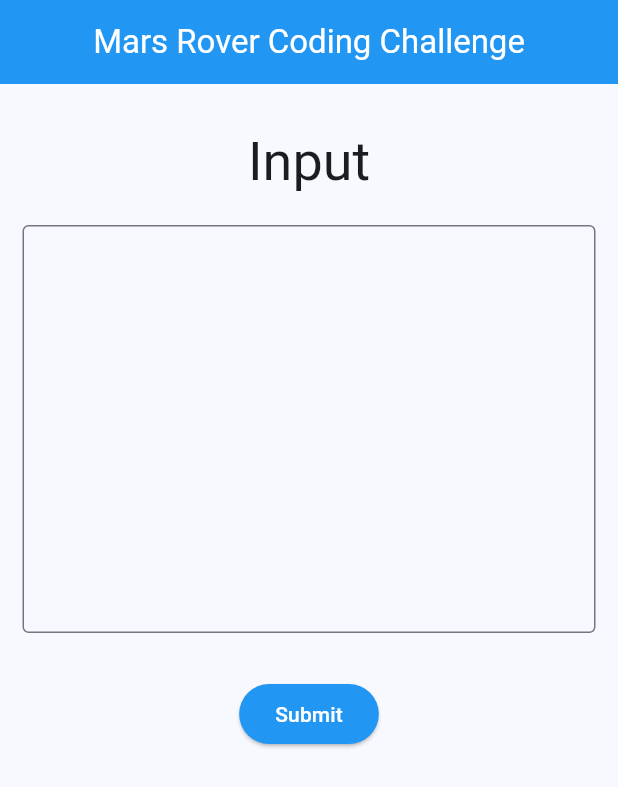
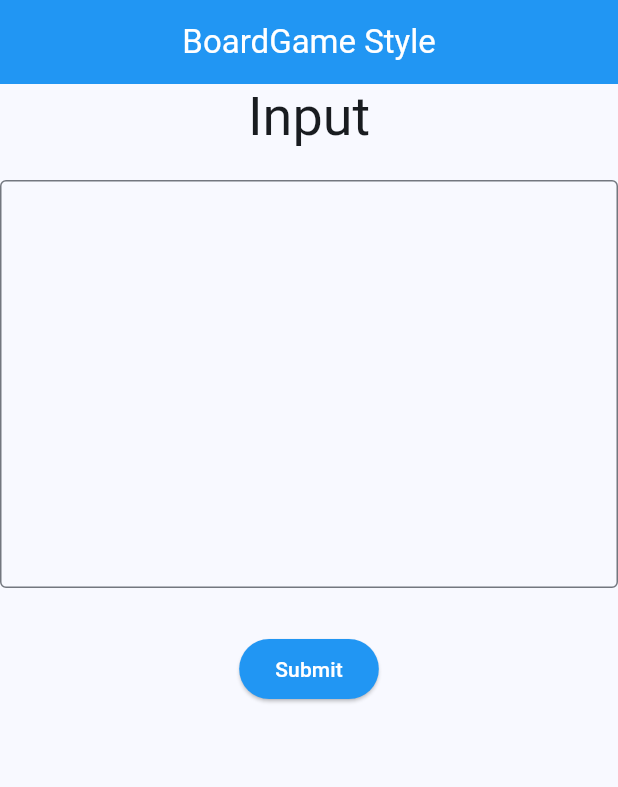
Before and after one commit to AndresMontaniv/MarsRoverCodingChallenge-Flutter, a Flutter app: the screen it shows after launch, on a phone screen of 412 x 824 dp. Shown: the top 787 px of the screen. Run offline on Flutter 3.47's test engine with Material 3 defaults, Android fonts, the light colour scheme and no system bars.

Commit message:
built custom input error

```diff
--- a/lib/main.dart
+++ b/lib/main.dart
@@ -1,5 +1,5 @@
 import 'package:flutter/material.dart';
-import './screens/home_screen.dart';
+import './screens/screens.dart';
 
 void main() {
   runApp(const MyApp());
@@ -19,9 +19,10 @@ class MyApp extends StatelessWidget {
         appBarTheme: const AppBarTheme(
           backgroundColor: Colors.blue,
           foregroundColor: Colors.white,
+          centerTitle: true,
         ),
       ),
-      home: const HomeScreen(),
+      home: const InputScreen(),
     );
   }
 }
--- a/lib/models/rover_exception.dart
+++ b/lib/models/rover_exception.dart
@@ -4,5 +4,17 @@ class RoverException implements Exception {
   RoverException(this.message);
 
   @override
-  String toString() => 'RoverException: $message';
+  String toString() => 'Error: $message.';
 }
+
+class RoverInputError extends RoverException {
+  final dynamic invalidValue;
+  final bool _hasValue;
+  RoverInputError(super.message, [this.invalidValue]) : _hasValue = invalidValue != null;
+
+  @override
+  String toString() {
+    final prefix = 'InputError: $message';
+    return _hasValue ? "$prefix\n'$invalidValue' is not valid." : prefix;
+  }
+}
--- /dev/null
+++ b/lib/screens/input_screen.dart
@@ -0,0 +1,107 @@
+import 'package:flutter/material.dart';
+
+class InputScreen extends StatefulWidget {
+  static const name = 'InputScreen';
+
+  const InputScreen({super.key});
+
+  @override
+  State<InputScreen> createState() => _InputScreenState();
+}
+
+class _InputScreenState extends State<InputScreen> {
+  final inputCtrl = TextEditingController();
+  String? errorMsg;
+  bool isLoading = false;
+
+  void setLoading(bool b) {
+    isLoading = b;
+    if (mounted) {
+      setState(() {});
+    }
+  }
+
+  Future<List<String>> inputValidator(String input) async {
+    final values = input.trim().split('\n');
+    values.removeWhere((e) => e.isEmpty);
+    if (values.length < 3 || values.length % 2 == 0) {
+      return Future.error(
+        ArgumentError('The input String must have an odd number of lines (at least 3), 1 for the the gridsize and 2 for every rover'),
+      );
+    }
+
+    // Check gridSize input
+    if (!RegExp(r'^\d+\s\d+$').hasMatch(values.firstOrNull ?? '')) {
+      return Future.error(ArgumentError('The first line of the Input must have 2 elements, each element must be a non negative number'));
+    }
+
+    return values;
+  }
+
+  Future<void> processData() async {}
+
+  void clearInputField() {
+    inputCtrl.clear();
+    errorMsg = null;
+    setState(() {});
+  }
+
+  @override
+  Widget build(BuildContext context) {
+    return Scaffold(
+      appBar: AppBar(
+        title: const Text('BoardGame Style'),
+      ),
+      body: Column(
+        children: [
+          Text(
+            'Input',
+            style: Theme.of(context).textTheme.displaySmall,
+          ),
+          Padding(
+            padding: const EdgeInsets.only(top: 20, bottom: 30),
+            child: TextField(
+              maxLines: 10,
+              controller: inputCtrl,
+              textCapitalization: TextCapitalization.characters,
+              decoration: const InputDecoration(
+                border: OutlineInputBorder(),
+              ),
+            ),
+          ),
+          if (errorMsg != null)
+            Padding(
+              padding: const EdgeInsets.only(bottom: 15),
+              child: Text(
+                errorMsg!,
+                textAlign: TextAlign.center,
+                style: const TextStyle(color: Colors.red),
+              ),
+            ),
+          Row(
+            mainAxisAlignment: MainAxisAlignment.spaceAround,
+            children: [
+              if (inputCtrl.text.trim().isNotEmpty)
+                ElevatedButton(
+                  onPressed: isLoading ? null : clearInputField,
+                  style: const ButtonStyle(
+                    backgroundColor: WidgetStatePropertyAll(Colors.grey),
+                    foregroundColor: WidgetStatePropertyAll(Colors.white),
+                  ),
+                  child: const Text('Clear'),
+                ),
+              ElevatedButton(
+                onPressed: isLoading ? null : processData,
+                style: const ButtonStyle(
+                  backgroundColor: WidgetStatePropertyAll(Colors.blue),
+                  foregroundColor: WidgetStatePropertyAll(Colors.white),
+                ),
+                child: const Text('Submit'),
+              ),
+            ],
+          ),
+        ],
+      ),
+    );
+  }
+}
--- /dev/null
+++ b/lib/screens/screens.dart
@@ -0,0 +1,2 @@
+export './home_screen.dart';
+export './input_screen.dart';
```
Also changed, not shown: lib/enums/rover_command_enum.dart (+7 -5 lines), lib/enums/rover_direction_enum.dart (+9 -2 lines), lib/models/rover.dart (+6 -6 lines), lib/providers/rover_provider.dart (added, +32 -0 lines), lib/screens/home_screen.dart (+4 -13 lines), pubspec.yaml (+4 -12 lines), pubspec.lock.
